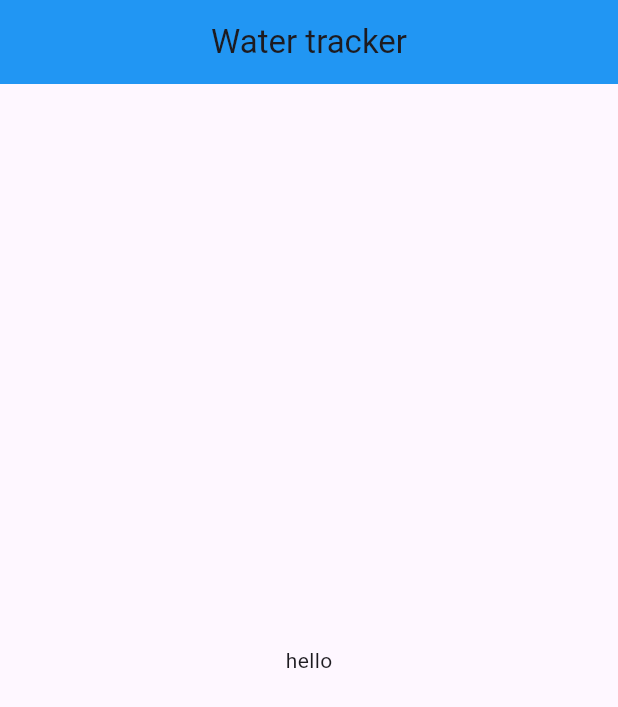
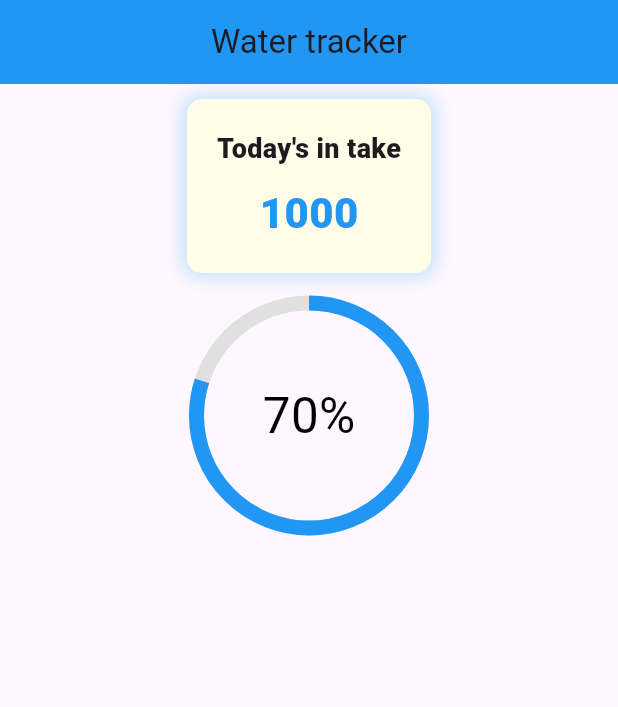
Before and after one commit to ashura-01/water_Tracker, a Flutter app: the screen it shows after launch, on a phone screen of 412 x 824 dp. Shown: the top 707 px of the screen. Run offline on Flutter 3.47's test engine with Material 3 defaults, Android fonts, the phone set to English and light mode, and no system bars; our stand-ins replace sizer.

Commit message:
update 3

```diff
--- a/lib/homepage.dart
+++ b/lib/homepage.dart
@@ -1,6 +1,7 @@
 import 'package:flutter/material.dart';
+import 'package:sizer/sizer.dart';
 
-class HomePage extends StatefulWidget{
+class HomePage extends StatefulWidget {
   const HomePage({super.key});
 
   @override
@@ -16,7 +17,52 @@ class _HomePageState extends State<HomePage> {
         backgroundColor: Colors.blue,
         centerTitle: true,
       ),
-      body: Center(child: Text("hello"),),
+      body: Center(
+        child: Column(
+          crossAxisAlignment: CrossAxisAlignment.center,
+          children: [
+            SizedBox(height: 10,),
+            Container(
+              padding: EdgeInsets.all(20),
+              decoration: BoxDecoration(
+                borderRadius: BorderRadius.circular(10),
+                color: Colors.yellow.shade50,
+                boxShadow: [BoxShadow(
+                  color: Colors.blue.shade100,
+                  blurRadius: 10,
+                  spreadRadius: 2
+                )],
+              ),
+              child: Column(
+                children: [
+                  Text("Today's in take",style: TextStyle(fontWeight: FontWeight.w800,fontSize: 18),),
+                  SizedBox(height: 10,),
+                  Text("1000",style: TextStyle(fontWeight: FontWeight.w800,fontSize: 28,color: Colors.blue),)
+
+                ],
+              ),
+            ),
+            SizedBox(height: 20,),
+            Stack(
+              alignment: Alignment.center,
+              children: [
+                Container(
+                  height: 150,
+                  width: 150,
+                  child: CircularProgressIndicator(
+                    value: 0.8,
+                    color: Colors.blue,
+                    backgroundColor: Colors.grey.shade300,
+                    strokeWidth: 10,
+
+                  ),
+                ),
+                Text("70%",style: TextStyle(color: Colors.black,fontSize: 4.h),),
+              ],
+            ),
+          ],
+        ),
+      ),
     );
   }
 }
```
